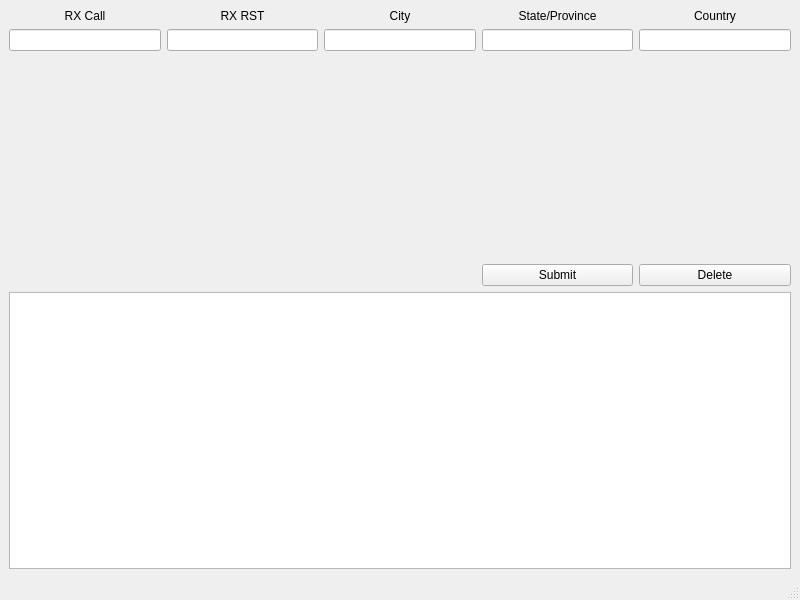
Qt form ui/mainwindow.ui (minorsecond/MiniHamLog) before a commit.
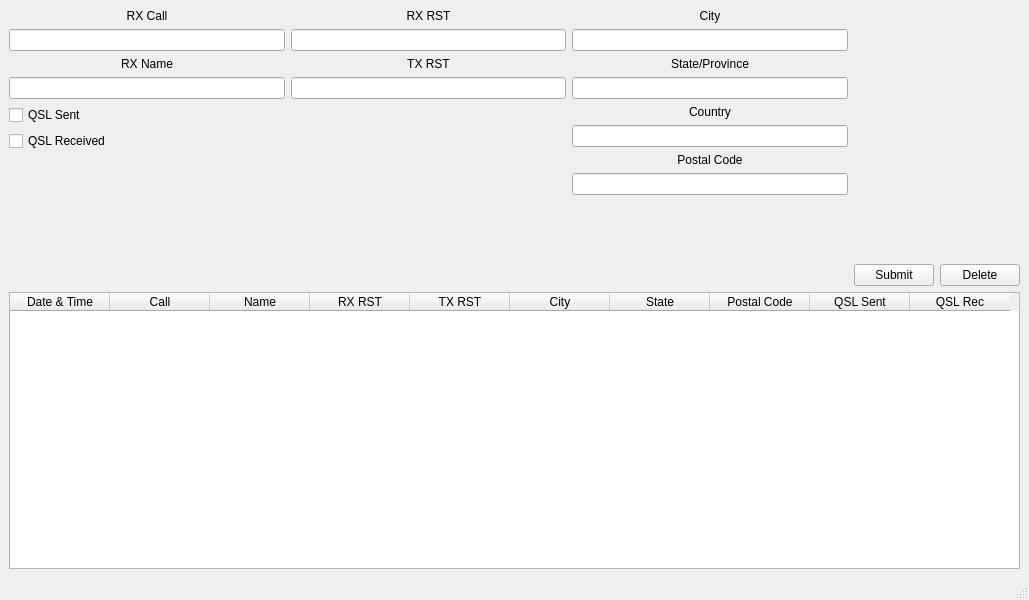
The same form after that commit.

```diff
--- a/ui/mainwindow.ui
+++ b/ui/mainwindow.ui
@@ -6,7 +6,7 @@
    <rect>
     <x>0</x>
     <y>0</y>
-    <width>800</width>
+    <width>1029</width>
     <height>600</height>
    </rect>
   </property>
@@ -32,7 +32,37 @@
            </widget>
           </item>
           <item>
-           <widget class="QLineEdit" name="rxCall"/>
+           <widget class="QLineEdit" name="rxCallEntry"/>
+          </item>
+          <item>
+           <widget class="QLabel" name="rxNameLabel">
+            <property name="text">
+             <string>RX Name</string>
+            </property>
+            <property name="alignment">
+             <set>Qt::AlignCenter</set>
+            </property>
+           </widget>
+          </item>
+          <item>
+           <widget class="QLineEdit" name="rxNameEntry"/>
+          </item>
+          <item>
+           <widget class="QCheckBox" name="qslSentCheck">
+            <property name="text">
+             <string>QSL Sent</string>
+            </property>
+           </widget>
+          </item>
+          <item>
+           <widget class="QCheckBox" name="qslRecdCheck">
+            <property name="text">
+             <string>QSL Received</string>
+            </property>
+           </widget>
+          </item>
+          <item>
+           <layout class="QVBoxLayout" name="verticalLayout"/>
           </item>
           <item>
            <spacer name="verticalSpacer">
@@ -62,7 +92,20 @@
            </widget>
           </item>
           <item>
-           <widget class="QLineEdit" name="rxRST"/>
+           <widget class="QLineEdit" name="rxRSTEntry"/>
+          </item>
+          <item>
+           <widget class="QLabel" name="label_6">
+            <property name="text">
+             <string>TX RST</string>
+            </property>
+            <property name="alignment">
+             <set>Qt::AlignCenter</set>
+            </property>
+           </widget>
+          </item>
+          <item>
+           <widget class="QLineEdit" name="txRSTEdit"/>
           </item>
           <item>
            <spacer name="verticalSpacer_2">
@@ -94,23 +137,6 @@
           <item>
            <widget class="QLineEdit" name="rxCity"/>
           </item>
-          <item>
-           <spacer name="verticalSpacer_3">
-            <property name="orientation">
-             <enum>Qt::Vertical</enum>
-            </property>
-            <property name="sizeHint" stdset="0">
-             <size>
-              <width>20</width>
-              <height>40</height>
-             </size>
-            </property>
-           </spacer>
-          </item>
-         </layout>
-        </item>
-        <item>
-         <layout class="QVBoxLayout" name="verticalLayout_6">
           <item>
            <widget class="QLabel" name="label_4">
             <property name="text">
@@ -122,8 +148,51 @@
            </widget>
           </item>
           <item>
-           <widget class="QLineEdit" name="rxState"/>
+           <widget class="QLineEdit" name="rxStateEntry"/>
           </item>
+          <item>
+           <widget class="QLabel" name="label_5">
+            <property name="text">
+             <string>Country</string>
+            </property>
+            <property name="alignment">
+             <set>Qt::AlignCenter</set>
+            </property>
+           </widget>
+          </item>
+          <item>
+           <widget class="QLineEdit" name="rxCountryEntry"/>
+          </item>
+          <item>
+           <widget class="QLabel" name="label_7">
+            <property name="text">
+             <string>Postal Code</string>
+            </property>
+            <property name="alignment">
+             <set>Qt::AlignCenter</set>
+            </property>
+           </widget>
+          </item>
+          <item>
+           <widget class="QLineEdit" name="postalCodeEntry"/>
+          </item>
+          <item>
+           <spacer name="verticalSpacer_3">
+            <property name="orientation">
+             <enum>Qt::Vertical</enum>
+            </property>
+            <property name="sizeHint" stdset="0">
+             <size>
+              <width>20</width>
+              <height>40</height>
+             </size>
+            </property>
+           </spacer>
+          </item>
+         </layout>
+        </item>
+        <item>
+         <layout class="QVBoxLayout" name="verticalLayout_6">
           <item>
            <spacer name="verticalSpacer_4">
             <property name="orientation">
@@ -148,19 +217,6 @@
         </item>
         <item>
          <layout class="QVBoxLayout" name="verticalLayout_5">
-          <item>
-           <widget class="QLabel" name="label_5">
-            <property name="text">
-             <string>Country</string>
-            </property>
-            <property name="alignment">
-             <set>Qt::AlignCenter</set>
-            </property>
-           </widget>
-          </item>
-          <item>
-           <widget class="QLineEdit" name="rxCountry"/>
-          </item>
           <item>
            <spacer name="verticalSpacer_5">
             <property name="orientation">
@@ -186,7 +242,58 @@
        </layout>
       </item>
       <item row="2" column="0">
-       <widget class="QTableWidget" name="tableView"/>
+       <widget class="QTableWidget" name="tableView">
+        <column>
+         <property name="text">
+          <string>Date &amp; Time</string>
+         </property>
+        </column>
+        <column>
+         <property name="text">
+          <string>Call</string>
+         </property>
+        </column>
+        <column>
+         <property name="text">
+          <string>Name</string>
+         </property>
+        </column>
+        <column>
+         <property name="text">
+          <string>RX RST</string>
+         </property>
+        </column>
+        <column>
+         <property name="text">
+          <string>TX RST</string>
+         </property>
+        </column>
+        <column>
+         <property name="text">
+          <string>City</string>
+         </property>
+        </column>
+        <column>
+         <property name="text">
+          <string>State</string>
+         </property>
+        </column>
+        <column>
+         <property name="text">
+          <string>Postal Code</string>
+         </property>
+        </column>
+        <column>
+         <property name="text">
+          <string>QSL Sent</string>
+         </property>
+        </column>
+        <column>
+         <property name="text">
+          <string>QSL Rec</string>
+         </property>
+        </column>
+       </widget>
       </item>
      </layout>
     </item>
```
Left out of the diff: 4 changed lines with no effect on the pictures.
